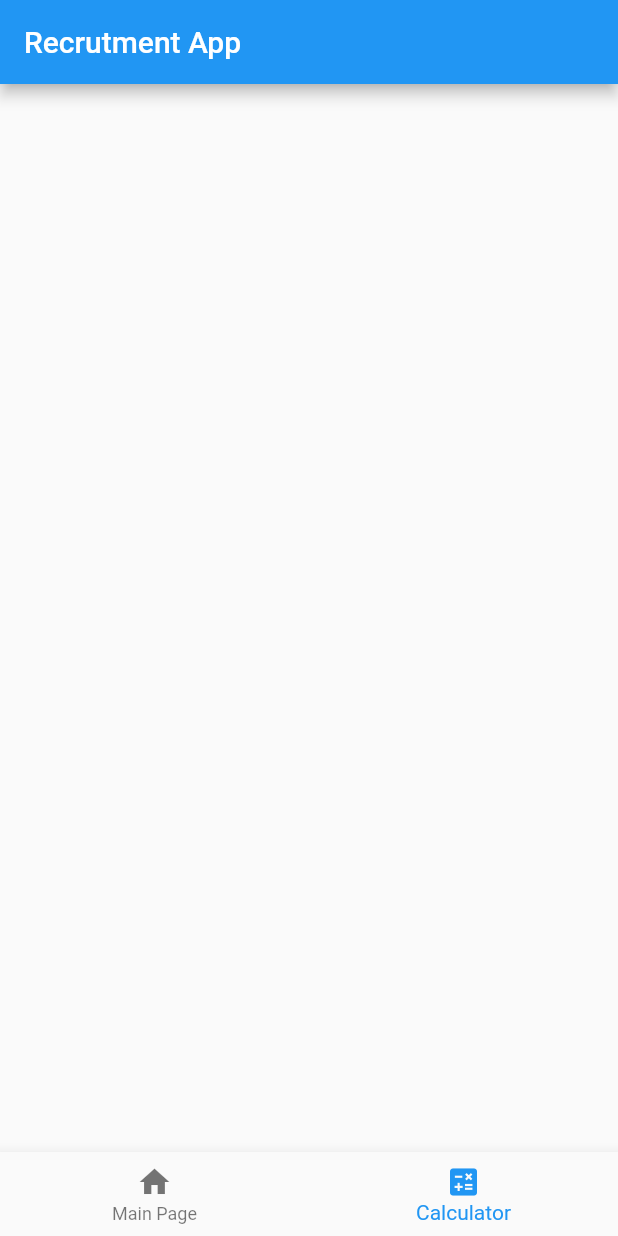
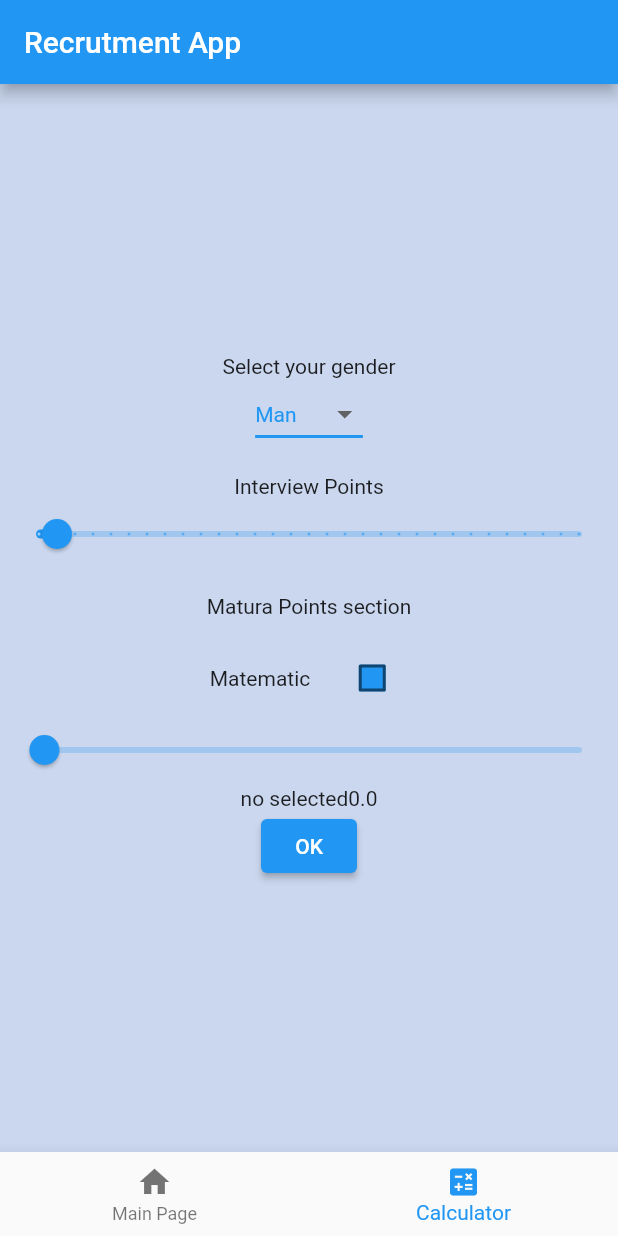
Before and after one commit to ku6a-cj/flutter_rectuitment_app, a Flutter app: the screen it shows after launch, item 2 of the bottom bar chosen, on a phone screen of 412 x 824 dp. Run offline on Flutter 3.47's test engine with Material 2 defaults, Android fonts, the light colour scheme and no system bars.

Commit message:
Added points calculation section

```diff
--- a/lib/main.dart
+++ b/lib/main.dart
@@ -1,4 +1,11 @@
 import 'package:flutter/material.dart';
+
+const List<String> list = <String>['Man', 'Woman'];
+String sex = 'no selected';
+double _currentSliderValue = 1;
+double _subject1SliderValue = 1;
+bool Subject1Extended = false;
+double pointsResoult = 0;
 
 void main() {
   runApp(const MyApp());
@@ -60,9 +67,51 @@ class _FirstPageState extends State<FirstPage> {
                 },
                 child: const Text('Add to counter'),
                 ),
+
             ],
           ),
-        ) : Container()
+        ) : Container(
+           color: Color.fromARGB(255, 202, 215, 238),
+          width: double.infinity,
+          height: double.infinity,
+          child: Column(
+            mainAxisAlignment: MainAxisAlignment.center,
+            crossAxisAlignment: CrossAxisAlignment.center,
+             children: [
+              const Text('Select your gender'),
+              DropdownButtonExample(),
+              Text(''),
+              const Text('Interview Points'),
+              MySlider(),
+              Text(''),
+              const Text('Matura Points section'),
+              const Text(' '),
+              Row(
+                   mainAxisAlignment: MainAxisAlignment.center,
+                   crossAxisAlignment: CrossAxisAlignment.center,
+                // ignore: prefer_const_literals_to_create_immutables
+                children: [
+                const  Text('Matematic'),
+                const Text('     '),
+                MyCheckBoxSubject1(),
+                ],
+              ),
+              SubjectSlider1(),
+              Text(sex + pointsResoult.toString()),
+              ElevatedButton(onPressed: (){
+                setState(() {
+                  sex = sex;
+                  pointsResoult=_currentSliderValue;
+                  if(Subject1Extended){
+                    pointsResoult=pointsResoult+_subject1SliderValue*0.45;
+                  }else{
+                    pointsResoult=pointsResoult+_subject1SliderValue*0.45*0.5;
+                  }
+                });
+              }, child: const Text('OK')),
+             ]
+            )
+        )
       ),
       bottomNavigationBar: BottomNavigationBar(
         items: const[
@@ -86,3 +135,139 @@ class _FirstPageState extends State<FirstPage> {
     );
   }
 }
+
+
+
+
+class DropdownButtonExample extends StatefulWidget {
+  const DropdownButtonExample({super.key});
+
+  @override
+  State<DropdownButtonExample> createState() => _DropdownButtonExampleState();
+}
+
+class _DropdownButtonExampleState extends State<DropdownButtonExample> {
+  String dropdownValue = list.first;
+
+  @override
+  Widget build(BuildContext context) {
+    return DropdownButton<String>(
+      value: dropdownValue,
+     // icon: const Icon(Icons.arrow_downward),
+      elevation: 16,
+      style: const TextStyle(color: Colors.blue),
+      underline: Container(
+        height: 2,
+        color: Colors.blue,
+      ),
+      onChanged: (String? value) {
+        // This is called when the user selects an item.
+        setState(() {
+          dropdownValue = value!;
+           sex = value;
+        });
+      },
+      items: list.map<DropdownMenuItem<String>>((String value) {
+        return DropdownMenuItem<String>(
+          value: value,
+          child: Text(value),
+        );
+      }).toList(),
+    );
+  }
+}
+
+
+class MySlider extends StatefulWidget {
+  const MySlider({super.key});
+
+  @override
+  State<MySlider> createState() => _MySliderState();
+}
+
+class _MySliderState extends State<MySlider> {
+
+
+  @override
+  Widget build(BuildContext context) {
+    return Slider(
+      value: _currentSliderValue,
+      max: 30,
+      divisions: 30,
+      label: _currentSliderValue.round().toString(),
+      onChanged: (double value) {
+        setState(() {
+          _currentSliderValue = value;
+        });
+      },
+    );
+  }
+}
+
+
+
+
+
+class SubjectSlider1 extends StatefulWidget {
+  const SubjectSlider1({super.key});
+
+  @override
+  State<SubjectSlider1> createState() => _MySubject1SliderState();
+}
+
+class _MySubject1SliderState extends State<SubjectSlider1> {
+
+
+  @override
+  Widget build(BuildContext context) {
+    return Slider(
+      value: _subject1SliderValue,
+      max: 100,
+      divisions: 100,
+      label: _subject1SliderValue.round().toString(),
+      onChanged: (double value) {
+        setState(() {
+          _subject1SliderValue = value;
+        });
+      },
+    );
+  }
+}
+
+
+class MyCheckBoxSubject1 extends StatefulWidget {
+  const MyCheckBoxSubject1({super.key});
+
+  @override
+  State<MyCheckBoxSubject1> createState() => _MyCheckBoxSubject1state();
+}
+
+class _MyCheckBoxSubject1state extends State<MyCheckBoxSubject1> {
+
+
+  @override
+  Widget build(BuildContext context) {
+    Color getColor(Set<MaterialState> states) {
+      const Set<MaterialState> interactiveStates = <MaterialState>{
+        MaterialState.pressed,
+        MaterialState.hovered,
+        MaterialState.focused,
+      };
+      if (states.any(interactiveStates.contains)) {
+        return Colors.blue;
+      }
+      return Colors.blue;
+    }
+
+    return Checkbox(
+      checkColor: Colors.white,
+      fillColor: MaterialStateProperty.resolveWith(getColor),
+      value: Subject1Extended,
+      onChanged: (bool? value) {
+        setState(() {
+          Subject1Extended = value!;
+        });
+      },
+    );
+  }
+}
```
